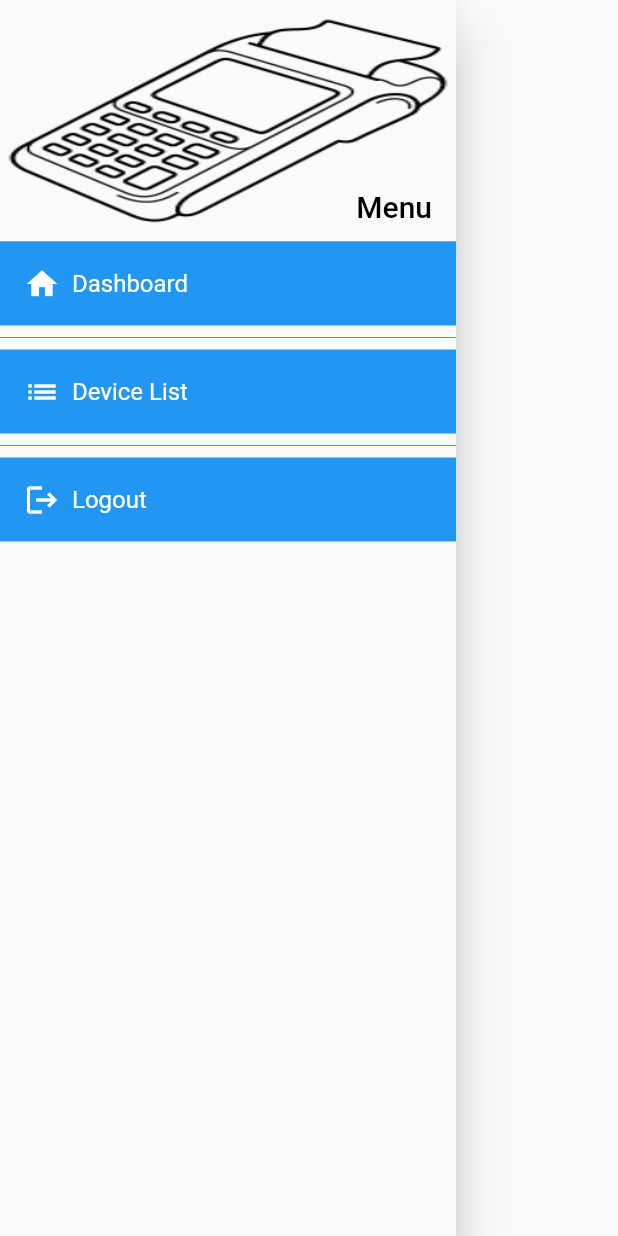
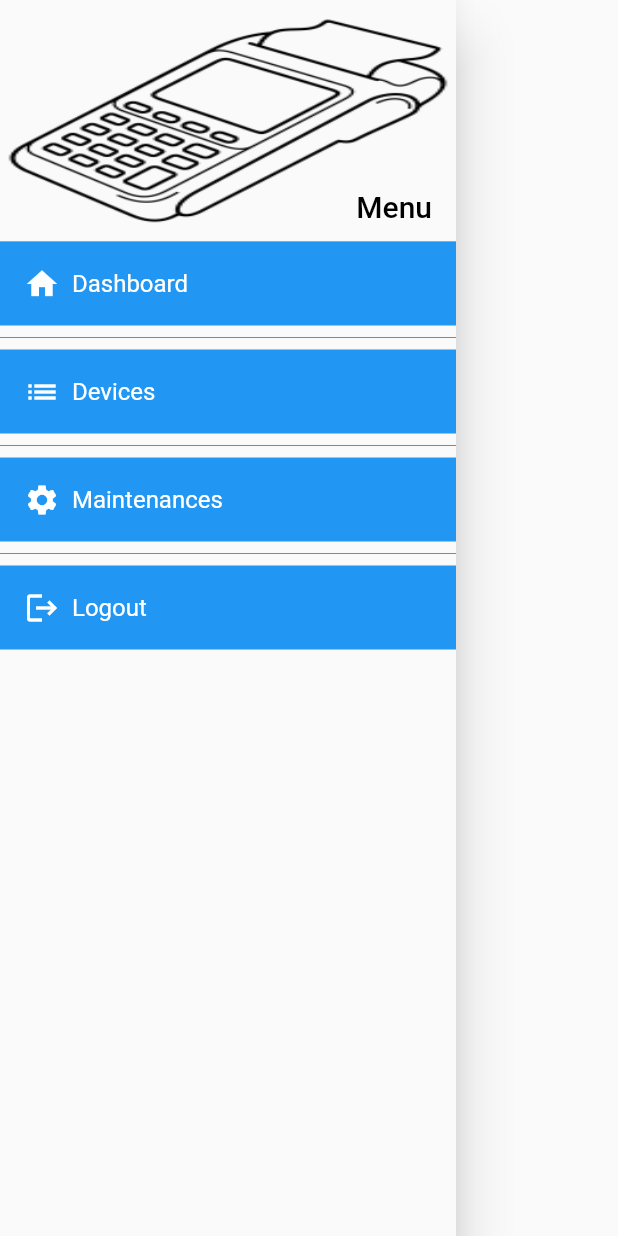
Before and after one commit to MahmudSuleman/nanti_flutter_web, a Flutter app: the AppDrawer widget shown alone on an empty page, opened directly, on a phone screen of 412 x 824 dp. Run offline on Flutter 3.47's test engine with Material 2 defaults, Android fonts, the phone set to English and light mode, and no system bars; our stand-ins replace shared_preferences; accounts and stored records are empty.

Commit message:
add route for UserMaintenanceList

```diff
--- a/lib/widgets/app_drawer.dart
+++ b/lib/widgets/app_drawer.dart
@@ -5,6 +5,7 @@ import 'package:nanti_flutter_web/screens/dispatch_list.dart';
 import 'package:nanti_flutter_web/screens/login.dart';
 import 'package:nanti_flutter_web/screens/maintenance_list.dart';
 import 'package:nanti_flutter_web/screens/user/user_device_list.dart';
+import 'package:nanti_flutter_web/screens/user/user_maintenance_list.dart';
 import 'package:nanti_flutter_web/screens/user_list.dart';
 import 'package:nanti_flutter_web/services/auth_service.dart';
 import 'package:nanti_flutter_web/user_prefs.dart';
@@ -28,10 +29,10 @@ class _AppDrawerState extends State<AppDrawer> {
 
   @override
   Widget build(BuildContext context) {
-    AuthService.isAdmin().then((value) {
-      setState(() {});
-      isAdmin = value;
-    });
+    // AuthService.isAdmin().then((value) {
+    //   setState(() {});
+    //   isAdmin = value;
+    // });
     return Drawer(
       child: ListView(
         padding: EdgeInsets.zero,
@@ -54,9 +55,18 @@ class _AppDrawerState extends State<AppDrawer> {
         _createDrawerItem(
           context,
           icon: Icons.list,
-          text: 'Device List',
+          text: 'Devices',
           onTap: () {
             Navigator.pushNamed(context, UserDeviceList.routeName);
+          },
+        ),
+        divider(),
+        _createDrawerItem(
+          context,
+          icon: Icons.settings,
+          text: 'Maintenances',
+          onTap: () {
+            Navigator.pushNamed(context, UserMaintenanceList.routeName);
           },
         ),
         divider(),
```
